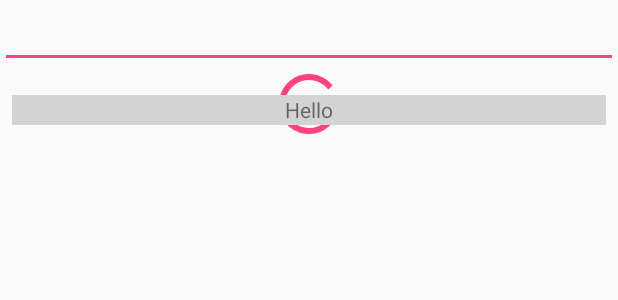
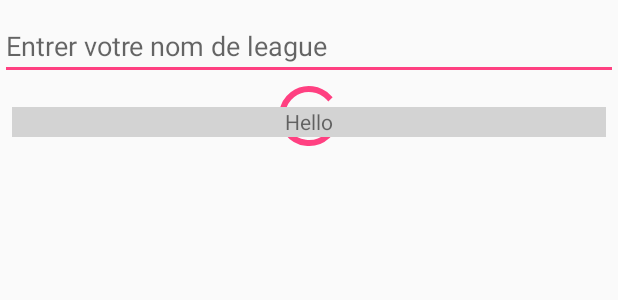
Before and after one commit to JKaiss/League-App, an Android app: the layout activity_main.xml on its own in the app's theme, with its tools: preview values and no code run, on a phone screen of 412 x 824 dp. Shown: the top 300 px of the screen. Run offline under Robolectric (Android 15) with nearby library versions, the phone set to English and light mode, and no system bars.

Commit message:
add hint and update apk

```diff
--- a/app/src/main/res/layout/activity_main.xml
+++ b/app/src/main/res/layout/activity_main.xml
@@ -11,7 +11,10 @@
         <AutoCompleteTextView
             android:id="@+id/auto_complete_text_view"
             android:layout_width="match_parent"
-            android:layout_height="wrap_content" />
+            android:layout_height="wrap_content"
+            android:layout_marginTop="8dp"
+            android:hint="@string/hint_search"
+            app:layout_constraintTop_toTopOf="parent" />
 
         <ProgressBar
             android:id="@+id/progress_circular"
--- a/app/src/main/res/values/strings.xml
+++ b/app/src/main/res/values/strings.xml
@@ -1,4 +1,5 @@
 <resources>
     <string name="app_name">LeagueApp</string>
     <string name="error_message">Empty response</string>
+    <string name="hint_search">Entrer votre nom de league</string>
 </resources>
```
Also changed, not shown: 1 other file.
